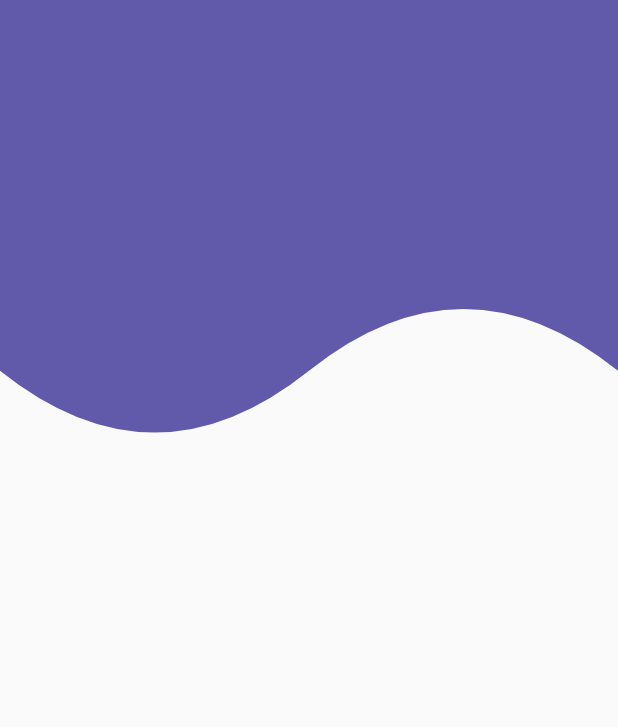
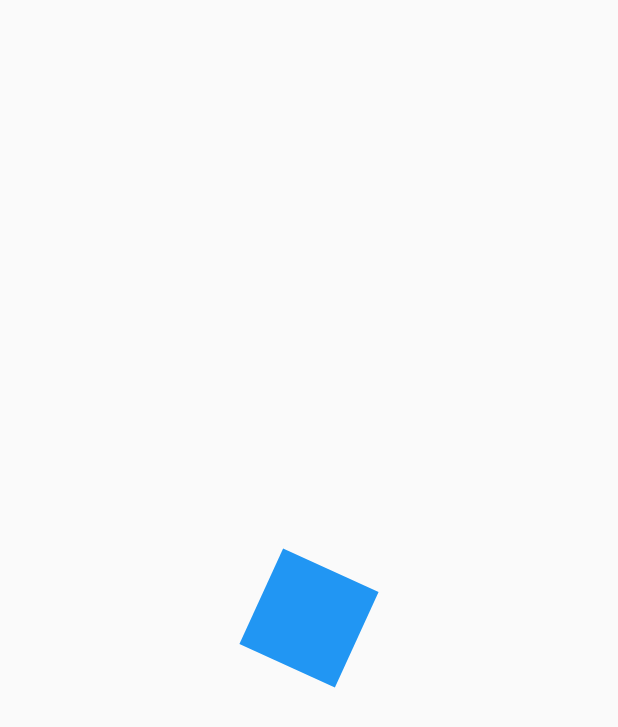
Before and after one commit to DavidBarcenas/flutter-painter-animations, a Flutter app: the screen it shows after launch, on a phone screen of 412 x 824 dp. Shown: the top 727 px of the screen. Run offline on Flutter 3.47's test engine with Material 2 defaults, Android fonts, the phone set to English and light mode, and no system bars.

Commit message:
feat: Animation controller

```diff
--- a/lib/main.dart
+++ b/lib/main.dart
@@ -1,5 +1,6 @@
 import 'package:flutter/material.dart';
-import 'package:custom_painter/src/pages/designs/headers_page.dart';
+import 'package:custom_painter/src/pages/animations/animations_page.dart';
+// import 'package:custom_painter/src/pages/designs/headers_page.dart';
 
 void main() {
   runApp(MyApp());
@@ -12,7 +13,7 @@ class MyApp extends StatelessWidget {
     return MaterialApp(
       debugShowCheckedModeBanner: false,
       title: 'Designs and Animations',
-      home: HeadersPage(),
+      home: AnimationsPage(),
     );
   }
 }
--- /dev/null
+++ b/lib/src/pages/animations/animations_page.dart
@@ -0,0 +1,69 @@
+import 'package:flutter/material.dart';
+
+
+class AnimationsPage extends StatelessWidget {
+
+  @override
+  Widget build(BuildContext context) {
+    return Scaffold(
+      body: Center(
+        child: SquareAnimated(),
+     ),
+   );
+  }
+}
+
+class SquareAnimated extends StatefulWidget {
+  @override
+  _SquareAnimatedState createState() => _SquareAnimatedState();
+}
+
+class _SquareAnimatedState extends State<SquareAnimated> with SingleTickerProviderStateMixin {
+
+  AnimationController controller;
+  Animation<double> rotacion;
+
+  @override
+  void initState() {
+    super.initState();
+    controller = new AnimationController(vsync: this, duration: Duration(milliseconds: 4000));
+    rotacion = Tween(begin: 0.0, end: 2.0).animate(controller);
+  }
+
+  @override
+  void dispose() {
+    super.dispose();
+    controller.dispose();
+  }
+
+  @override
+  Widget build(BuildContext context) {
+
+    //  Play
+    controller.forward();
+
+    return AnimatedBuilder(
+      animation: controller,
+      // child: child,
+      builder: (BuildContext context, Widget child) {
+        return Transform.rotate(
+          angle: rotacion.value,
+          child: _Rectangulo()
+        );
+      },
+    );
+  }
+}
+
+class _Rectangulo extends StatelessWidget {
+  @override
+  Widget build(BuildContext context) {
+    return Container(
+      width: 70,
+      height: 70,
+      decoration: BoxDecoration(
+        color: Colors.blue
+      ),
+    );
+  }
+}
```
